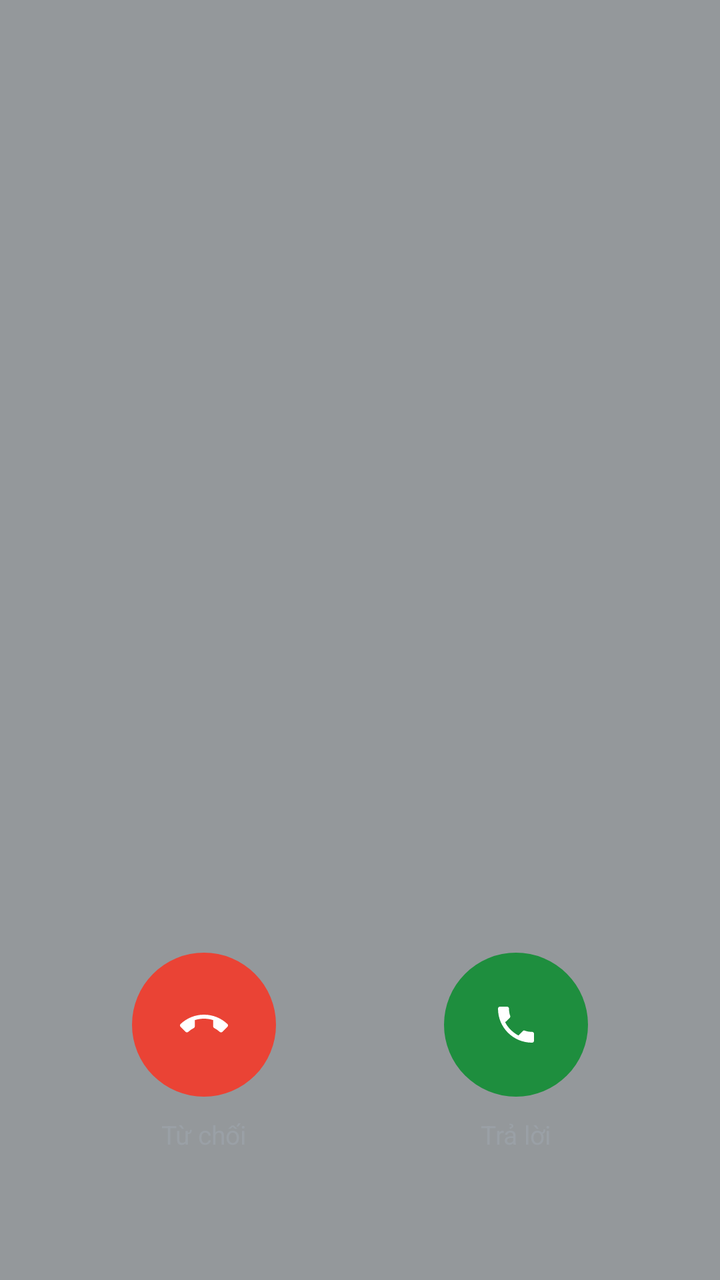
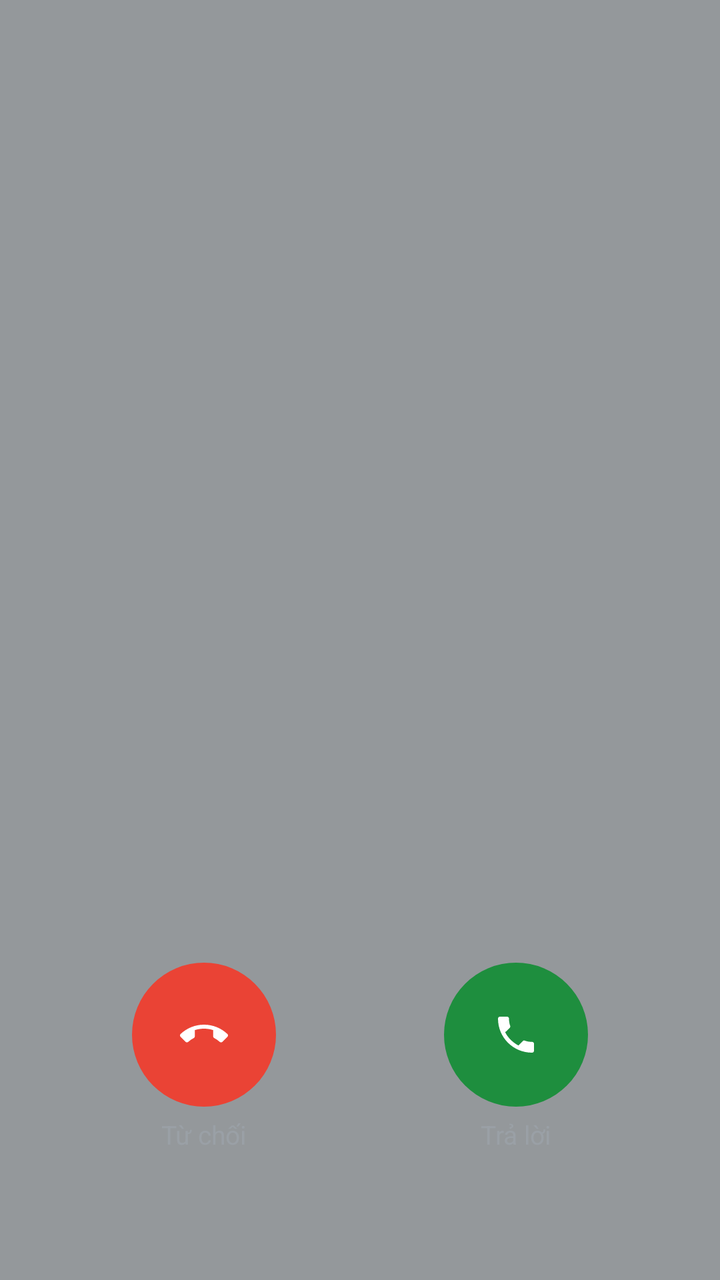

Before-and-after screenshots of an Android layout around one commit, followed by the original layout XML and the change that was made.
<!-- AndroidManifest.xml: activity theme Theme.SimpleCall.InCall -->
<!-- res/layout/activity_in_call.xml -->
<?xml version="1.0" encoding="utf-8"?>
<androidx.constraintlayout.widget.ConstraintLayout
    xmlns:android="http://schemas.android.com/apk/res/android"
    xmlns:app="http://schemas.android.com/apk/res-auto"
    android:layout_width="match_parent"
    android:layout_height="match_parent"
    android:background="@drawable/bg_incall_screen">


    
    <TextView android:id="@+id/tvCallerName"
        android:layout_width="0dp" android:layout_height="wrap_content"
        android:layout_marginTop="80dp"
        android:layout_marginStart="40dp" android:layout_marginEnd="40dp"
        android:gravity="center"
        android:textColor="@color/text_on_dark" android:textSize="28sp"
        android:fontFamily="sans-serif" android:singleLine="true"
        app:layout_constraintTop_toTopOf="parent"
        app:layout_constraintStart_toStartOf="parent"
        app:layout_constraintEnd_toEndOf="parent"/>

    
    <TextView android:id="@+id/tvCallerNumber"
        android:layout_width="0dp" android:layout_height="wrap_content"
        android:layout_marginTop="0dp"
        android:gravity="center"
        android:textColor="@color/text_on_dark" android:textSize="14sp"
        android:fontFamily="sans-serif"
        android:visibility="gone"
        app:layout_constraintTop_toBottomOf="@id/tvCallerName"
        app:layout_constraintStart_toStartOf="parent"
        app:layout_constraintEnd_toEndOf="parent"/>


    
    <FrameLayout android:id="@+id/llSimLine"
        android:layout_width="26dp" android:layout_height="26dp"
        android:layout_marginTop="6dp"
        android:visibility="gone"
        app:layout_constraintTop_toBottomOf="@id/tvCallerNumber"
        app:layout_constraintStart_toStartOf="parent"
        app:layout_constraintEnd_toEndOf="parent">

        <ImageView
            android:layout_width="30dp" android:layout_height="30dp"
            android:src="@drawable/ic_sim_card"
            android:tint="#9AA0A6" />

        <TextView android:id="@+id/tvSimBadge"
            android:layout_width="wrap_content" android:layout_height="wrap_content"
            android:layout_gravity="center"
            android:text="2"
            android:textSize="10sp"
            android:textStyle="bold"
            android:textColor="#FFFFFF"
            android:fontFamily="sans-serif-medium" />
    </FrameLayout>

    
    <LinearLayout android:id="@+id/llStatusLine"
        android:layout_width="wrap_content" android:layout_height="wrap_content"
        android:orientation="horizontal" android:gravity="center_vertical"
        android:layout_marginTop="6dp"
        app:layout_constraintTop_toBottomOf="@id/llSimLine"
        app:layout_constraintStart_toStartOf="parent"
        app:layout_constraintEnd_toEndOf="parent">

        <TextView android:id="@+id/tvHdBadge"
            android:layout_width="wrap_content" android:layout_height="18dp"
            android:paddingStart="4dp" android:paddingEnd="4dp"
            android:gravity="center" android:text="HD"
            android:textSize="10sp" android:textColor="#9AA0A6"
            android:background="@drawable/bg_hd_badge"
            android:layout_marginEnd="6dp"
            android:visibility="gone" />

        <TextView android:id="@+id/tvCallStatus"
            android:layout_width="wrap_content" android:layout_height="wrap_content"
            android:textColor="@color/text_on_dark" android:textSize="14sp"
            android:fontFamily="sans-serif" />
    </LinearLayout>

    
    <LinearLayout android:id="@+id/incomingControls"
        android:layout_width="0dp" android:layout_height="wrap_content"
        android:orientation="horizontal" android:gravity="center"
        android:layout_marginStart="24dp" android:layout_marginEnd="24dp"
        android:layout_marginBottom="64dp"
        app:layout_constraintBottom_toBottomOf="parent"
        app:layout_constraintStart_toStartOf="parent"
        app:layout_constraintEnd_toEndOf="parent">

        <LinearLayout android:layout_width="0dp" android:layout_height="wrap_content"
            android:layout_weight="1" android:orientation="vertical" android:gravity="center">
            <ImageButton android:id="@+id/btnDecline"
                android:layout_width="72dp" android:layout_height="72dp"
                android:background="@drawable/bg_decline_circle"
                android:src="@drawable/ic_call_end"
                android:contentDescription="@string/decline"/>
            <TextView android:layout_width="wrap_content" android:layout_height="wrap_content"
                android:text="Từ chối" android:textColor="#9AA0A6" android:textSize="13sp"
                android:layout_marginTop="10dp" android:fontFamily="sans-serif"/>
        </LinearLayout>

        <LinearLayout android:layout_width="0dp" android:layout_height="wrap_content"
            android:layout_weight="1" android:orientation="vertical" android:gravity="center">
            <ImageButton android:id="@+id/btnAnswer"
                android:layout_width="72dp" android:layout_height="72dp"
                android:background="@drawable/bg_call_circle"
                android:src="@drawable/ic_call"
                android:contentDescription="@string/answer"/>
            <TextView android:layout_width="wrap_content" android:layout_height="wrap_content"
                android:text="Trả lời" android:textColor="#9AA0A6" android:textSize="13sp"
                android:layout_marginTop="10dp" android:fontFamily="sans-serif"/>
        </LinearLayout>
    </LinearLayout>

    
    <LinearLayout android:id="@+id/activeControls"
        android:layout_width="0dp" android:layout_height="wrap_content"
        android:orientation="vertical" android:visibility="gone"
        android:layout_marginStart="16dp" android:layout_marginEnd="16dp"
        android:layout_marginBottom="40dp"
        app:layout_constraintBottom_toBottomOf="parent"
        app:layout_constraintStart_toStartOf="parent"
        app:layout_constraintEnd_toEndOf="parent">

        
        <LinearLayout android:layout_width="match_parent" android:layout_height="wrap_content"
            android:orientation="horizontal" android:gravity="center"
            android:layout_marginBottom="20dp">

            <LinearLayout android:layout_width="0dp" android:layout_height="wrap_content"
                android:layout_weight="1" android:orientation="vertical" android:gravity="center">
                <ImageButton android:id="@+id/btnRecord"
                    android:layout_width="match_parent" android:layout_height="138dp"
                    android:background="@android:color/transparent"
                    android:scaleType="fitXY"
                    android:tint="#9AA0A6"
                    android:src="@drawable/ic_record_dot"
                    android:contentDescription="@string/start_recording"/>
                <TextView android:id="@+id/tvRecordLabel"
                    android:layout_width="wrap_content" android:layout_height="wrap_content"
                    android:text="@string/start_recording" android:textColor="#9AA0A6" android:textSize="12sp"
                    android:layout_marginTop="3dp" android:fontFamily="sans-serif"/>
            </LinearLayout>

            <LinearLayout android:layout_width="0dp" android:layout_height="wrap_content"
                android:layout_weight="1" android:orientation="vertical" android:gravity="center">
                <ImageButton android:id="@+id/btnMute"
                    android:layout_width="match_parent" android:layout_height="138dp"
                    android:background="@android:color/transparent"
                    android:scaleType="fitXY"
                    android:tint="@color/text_on_dark"
                    android:src="@drawable/ic_mic_off"
                    android:contentDescription="Im lặng"/>
                <TextView android:id="@+id/tvMuteLabel"
                    android:layout_width="wrap_content" android:layout_height="wrap_content"
                    android:text="Im lặng" android:textColor="@color/text_on_dark" android:textSize="12sp"
                    android:layout_marginTop="3dp" android:fontFamily="sans-serif"/>
            </LinearLayout>

            <LinearLayout android:layout_width="0dp" android:layout_height="wrap_content"
                android:layout_weight="1" android:orientation="vertical" android:gravity="center">
                <ImageButton android:id="@+id/btnHold"
                    android:layout_width="match_parent" android:layout_height="138dp"
                    android:background="@android:color/transparent"
                    android:scaleType="fitXY"
                    android:tint="#9AA0A6"
                    android:src="@drawable/ic_call_hold"
                    android:contentDescription="@string/hold_call"/>
                <TextView android:id="@+id/tvHoldLabel"
                    android:layout_width="wrap_content" android:layout_height="wrap_content"
                    android:text="@string/hold_call" android:textColor="#9AA0A6" android:textSize="12sp"
                    android:layout_marginTop="3dp" android:fontFamily="sans-serif"/>
            </LinearLayout>
        </LinearLayout>

        
        <LinearLayout android:layout_width="match_parent" android:layout_height="wrap_content"
            android:orientation="horizontal" android:gravity="center"
            android:layout_marginBottom="24dp">

            <LinearLayout android:layout_width="0dp" android:layout_height="wrap_content"
                android:layout_weight="1" android:orientation="vertical" android:gravity="center">
                <ImageButton android:id="@+id/btnClarity"
                    android:layout_width="match_parent" android:layout_height="138dp"
                    android:background="@android:color/transparent"
                    android:scaleType="fitXY"
                    android:tint="#9AA0A6"
                    android:src="@drawable/ic_call_clarity"
                    android:contentDescription="@string/call_clarity"/>
                <TextView android:id="@+id/tvClarityLabel"
                    android:layout_width="wrap_content" android:layout_height="wrap_content"
                    android:text="@string/call_clarity" android:textColor="#9AA0A6" android:textSize="12sp"
                    android:layout_marginTop="3dp" android:fontFamily="sans-serif"/>
            </LinearLayout>

            <LinearLayout android:layout_width="0dp" android:layout_height="wrap_content"
                android:layout_weight="1" android:orientation="vertical" android:gravity="center">
                <ImageButton android:id="@+id/btnAddCall"
                    android:layout_width="match_parent" android:layout_height="138dp"
                    android:background="@android:color/transparent"
                    android:scaleType="fitXY"
                    android:tint="#9AA0A6"
                    android:src="@drawable/ic_add"
                    android:contentDescription="@string/add_call"/>
                <TextView android:layout_width="wrap_content" android:layout_height="wrap_content"
                    android:text="@string/add_call" android:textColor="#9AA0A6" android:textSize="12sp"
                    android:layout_marginTop="3dp" android:fontFamily="sans-serif"/>
            </LinearLayout>

            <LinearLayout android:layout_width="0dp" android:layout_height="wrap_content"
                android:layout_weight="1" android:orientation="vertical" android:gravity="center">
                <ImageButton android:id="@+id/btnMore"
                    android:layout_width="match_parent" android:layout_height="138dp"
                    android:background="@android:color/transparent"
                    android:scaleType="fitXY"
                    android:tint="@color/text_on_dark"
                    android:src="@drawable/ic_expand_more"
                    android:contentDescription="@string/more_options"/>
                <TextView android:layout_width="wrap_content" android:layout_height="wrap_content"
                    android:text="@string/more_options" android:textColor="@color/text_on_dark" android:textSize="12sp"
                    android:layout_marginTop="3dp" android:fontFamily="sans-serif"/>
            </LinearLayout>
        </LinearLayout>

        
        <GridLayout android:id="@+id/dtmfPanel"
            android:layout_width="match_parent" android:layout_height="wrap_content"
            android:columnCount="3" android:rowCount="4"
            android:visibility="gone"
            android:layout_marginBottom="16dp">

            <androidx.appcompat.widget.AppCompatButton style="@style/KeyBtn" android:text="1" android:tag="1" android:textColor="@color/text_on_dark"/>
            <androidx.appcompat.widget.AppCompatButton style="@style/KeyBtn" android:text="2" android:tag="2" android:textColor="@color/text_on_dark"/>
            <androidx.appcompat.widget.AppCompatButton style="@style/KeyBtn" android:text="3" android:tag="3" android:textColor="@color/text_on_dark"/>
            <androidx.appcompat.widget.AppCompatButton style="@style/KeyBtn" android:text="4" android:tag="4" android:textColor="@color/text_on_dark"/>
            <androidx.appcompat.widget.AppCompatButton style="@style/KeyBtn" android:text="5" android:tag="5" android:textColor="@color/text_on_dark"/>
            <androidx.appcompat.widget.AppCompatButton style="@style/KeyBtn" android:text="6" android:tag="6" android:textColor="@color/text_on_dark"/>
            <androidx.appcompat.widget.AppCompatButton style="@style/KeyBtn" android:text="7" android:tag="7" android:textColor="@color/text_on_dark"/>
            <androidx.appcompat.widget.AppCompatButton style="@style/KeyBtn" android:text="8" android:tag="8" android:textColor="@color/text_on_dark"/>
            <androidx.appcompat.widget.AppCompatButton style="@style/KeyBtn" android:text="9" android:tag="9" android:textColor="@color/text_on_dark"/>
            <androidx.appcompat.widget.AppCompatButton style="@style/KeyBtn" android:text="*" android:tag="*" android:textColor="@color/text_on_dark"/>
            <androidx.appcompat.widget.AppCompatButton style="@style/KeyBtn" android:text="0" android:tag="0" android:textColor="@color/text_on_dark"/>
            <androidx.appcompat.widget.AppCompatButton style="@style/KeyBtn" android:text="#" android:tag="#" android:textColor="@color/text_on_dark"/>
        </GridLayout>

        
        <LinearLayout android:layout_width="match_parent" android:layout_height="wrap_content"
            android:orientation="horizontal" android:gravity="center">

            <LinearLayout android:layout_width="0dp" android:layout_height="wrap_content"
                android:layout_weight="1" android:orientation="vertical" android:gravity="center">
                <ImageButton android:id="@+id/btnSpeaker"
                    android:layout_width="108dp" android:layout_height="108dp"
                    android:background="@android:color/transparent"
                    android:scaleType="center"
                    android:tint="@color/text_on_dark"
                    android:src="@drawable/ic_volume_up"
                    android:contentDescription="@string/speaker"/>
                <TextView android:id="@+id/tvSpeakerLabel"
                    android:layout_width="wrap_content" android:layout_height="wrap_content"
                    android:text="Loa ngoài" android:textColor="#9AA0A6" android:textSize="12sp"
                    android:layout_marginTop="6dp" android:fontFamily="sans-serif"
                    android:visibility="gone"/>
            </LinearLayout>

            <LinearLayout android:layout_width="0dp" android:layout_height="wrap_content"
                android:layout_weight="1" android:orientation="vertical" android:gravity="center">
                <ImageButton android:id="@+id/btnEndCall"
                    android:layout_width="72dp" android:layout_height="72dp"
                    android:background="@drawable/bg_decline_circle"
                    android:src="@drawable/ic_call_end"
                    android:contentDescription="@string/end_call"/>
                <TextView android:layout_width="wrap_content" android:layout_height="wrap_content"
                    android:text="Kết thúc" android:textColor="#9AA0A6" android:textSize="13sp"
                    android:layout_marginTop="10dp" android:fontFamily="sans-serif"
                    android:visibility="gone"/>
            </LinearLayout>

            <LinearLayout android:layout_width="0dp" android:layout_height="wrap_content"
                android:layout_weight="1" android:orientation="vertical" android:gravity="center">
                <ImageButton android:id="@+id/btnDtmf"
                    android:layout_width="72dp" android:layout_height="72dp"
                    android:background="@android:color/transparent"
                    android:src="@drawable/ic_dialpad"
                    android:contentDescription="Bàn phím"/>
                <TextView android:layout_width="wrap_content" android:layout_height="wrap_content"
                    android:text="Bàn phím" android:textColor="#9AA0A6" android:textSize="12sp"
                    android:layout_marginTop="6dp" android:fontFamily="sans-serif"
                    android:visibility="gone"/>
            </LinearLayout>
        </LinearLayout>
    </LinearLayout>

</androidx.constraintlayout.widget.ConstraintLayout>
<!-- resources referenced by this layout -->
<resources>
  <color name="text_on_dark">#E8EAED</color>
  <!-- drawable bg_call_circle (drawable) -->
  <?xml version="1.0" encoding="utf-8"?>
  <ripple xmlns:android="http://schemas.android.com/apk/res/android"
      android:color="#331E8E3E">
      <item>
          <shape android:shape="oval">
              <solid android:color="@color/btn_call" />
          </shape>
      </item>
  </ripple>
  <!-- drawable bg_decline_circle (drawable) -->
  <?xml version="1.0" encoding="utf-8"?>
  <ripple xmlns:android="http://schemas.android.com/apk/res/android"
      android:color="#33EA4335">
      <item>
          <shape android:shape="oval">
              <solid android:color="@color/btn_decline" />
          </shape>
      </item>
  </ripple>
  <!-- drawable bg_hd_badge (drawable) -->
  <?xml version="1.0" encoding="utf-8"?>
  <shape xmlns:android="http://schemas.android.com/apk/res/android"
      android:shape="rectangle">
      <stroke android:width="1.2dp" android:color="@color/call_log_muted" />
      <corners android:radius="3dp" />
      <solid android:color="@android:color/transparent" />
  </shape>
  <!-- drawable bg_incall_screen (drawable) -->
  <?xml version="1.0" encoding="utf-8"?>
  <shape xmlns:android="http://schemas.android.com/apk/res/android"
      android:shape="rectangle">
      <solid android:color="#94989B" />
  </shape>
  <!-- drawable ic_call_hold (drawable) -->
  <?xml version="1.0" encoding="utf-8"?>
  <vector xmlns:android="http://schemas.android.com/apk/res/android"
      android:width="24dp" android:height="24dp"
      android:viewportWidth="24" android:viewportHeight="24">
      <path android:fillColor="@color/text_on_dark"
          android:pathData="M8,6 L11,6 L11,18 L8,18 Z M13,6 L16,6 L16,18 L13,18 Z"/>
  </vector>
  <!-- drawable ic_expand_more (drawable) -->
  <?xml version="1.0" encoding="utf-8"?>
  <vector xmlns:android="http://schemas.android.com/apk/res/android"
      android:width="24dp" android:height="24dp"
      android:viewportWidth="24" android:viewportHeight="24">
      <path android:fillColor="@color/text_on_dark"
          android:pathData="M16.59,8.59L12,13.17 7.41,8.59 6,10l6,6 6,-6z"/>
  </vector>
  <!-- drawable ic_sim_card (drawable) -->
  <?xml version="1.0" encoding="utf-8"?>
  <vector xmlns:android="http://schemas.android.com/apk/res/android"
      android:width="24dp" android:height="24dp"
      android:viewportWidth="24" android:viewportHeight="24">
      <path android:fillColor="#FFFFFF"
          android:pathData="M17,2H7C5.9,2 5,2.9 5,4v16c0,1.1 0.9,2 2,2h10c1.1,0 2,-0.9 2,-2V6l-4,-4zM17,20H7V4h9v3h3v13z"/>
  </vector>
  <string name="add_call">Thêm cuộc gọi</string>
  <string name="answer">Trả lời</string>
  <string name="call_clarity">Gọi rõ ràng</string>
  <string name="decline">Từ chối</string>
  <string name="end_call">Kết thúc</string>
  <string name="hold_call">Giữ</string>
  <string name="more_options">Thêm</string>
  <string name="speaker">Loa ngoài</string>
  <string name="start_recording">Bắt đầu ghi âm</string>
  <style name="Theme.SimpleCall.InCall" parent="Theme.MaterialComponents.NoActionBar">
          <item name="android:windowBackground">@color/incall_bg</item>
          <item name="android:statusBarColor">@color/incall_bg</item>
          <item name="android:navigationBarColor">@color/incall_bg</item>
          <item name="android:windowLightStatusBar" tools:targetApi="23">false</item>
      </style>
  <color name="btn_call">#1E8E3E</color>
  <color name="btn_decline">#EA4335</color>
  <color name="call_log_muted">#6E7176</color>
  <color name="text_secondary">#9AA0A6</color>
  <color name="text_primary">#E8EAED</color>
  <!-- drawable bg_key (drawable) -->
  <?xml version="1.0" encoding="utf-8"?>
  <ripple xmlns:android="http://schemas.android.com/apk/res/android"
      android:color="@color/key_ripple">
      <item>
          <shape android:shape="oval">
              <solid android:color="@android:color/transparent" />
          </shape>
      </item>
  </ripple>
  <color name="incall_bg">#3A3A3C</color>
  <color name="key_ripple">#22FFFFFF</color>
  <!-- unchanged entries left out for length: 9 -->
</resources>

<!-- the commit's change to res/layout/activity_in_call.xml (unified diff, before → after) -->
@@ -10,7 +10,7 @@
     
     <TextView android:id="@+id/tvCallerName"
         android:layout_width="0dp" android:layout_height="wrap_content"
-        android:layout_marginTop="80dp"
+        android:layout_marginTop="160dp"
         android:layout_marginStart="40dp" android:layout_marginEnd="40dp"
         android:gravity="center"
         android:textColor="@color/text_on_dark" android:textSize="28sp"
@@ -99,7 +99,7 @@
                 android:contentDescription="@string/decline"/>
             <TextView android:layout_width="wrap_content" android:layout_height="wrap_content"
                 android:text="Từ chối" android:textColor="#9AA0A6" android:textSize="13sp"
-                android:layout_marginTop="10dp" android:fontFamily="sans-serif"/>
+                android:layout_marginTop="5dp" android:fontFamily="sans-serif"/>
         </LinearLayout>
 
         <LinearLayout android:layout_width="0dp" android:layout_height="wrap_content"
@@ -111,7 +111,7 @@
                 android:contentDescription="@string/answer"/>
             <TextView android:layout_width="wrap_content" android:layout_height="wrap_content"
                 android:text="Trả lời" android:textColor="#9AA0A6" android:textSize="13sp"
-                android:layout_marginTop="10dp" android:fontFamily="sans-serif"/>
+                android:layout_marginTop="5dp" android:fontFamily="sans-serif"/>
         </LinearLayout>
     </LinearLayout>
 
@@ -142,7 +142,7 @@
                 <TextView android:id="@+id/tvRecordLabel"
                     android:layout_width="wrap_content" android:layout_height="wrap_content"
                     android:text="@string/start_recording" android:textColor="#9AA0A6" android:textSize="12sp"
-                    android:layout_marginTop="3dp" android:fontFamily="sans-serif"/>
+                    android:layout_marginTop="1dp" android:fontFamily="sans-serif"/>
             </LinearLayout>
 
             <LinearLayout android:layout_width="0dp" android:layout_height="wrap_content"
@@ -157,7 +157,7 @@
                 <TextView android:id="@+id/tvMuteLabel"
                     android:layout_width="wrap_content" android:layout_height="wrap_content"
                     android:text="Im lặng" android:textColor="@color/text_on_dark" android:textSize="12sp"
-                    android:layout_marginTop="3dp" android:fontFamily="sans-serif"/>
+                    android:layout_marginTop="1dp" android:fontFamily="sans-serif"/>
             </LinearLayout>
 
             <LinearLayout android:layout_width="0dp" android:layout_height="wrap_content"
@@ -172,7 +172,7 @@
                 <TextView android:id="@+id/tvHoldLabel"
                     android:layout_width="wrap_content" android:layout_height="wrap_content"
                     android:text="@string/hold_call" android:textColor="#9AA0A6" android:textSize="12sp"
-                    android:layout_marginTop="3dp" android:fontFamily="sans-serif"/>
+                    android:layout_marginTop="1dp" android:fontFamily="sans-serif"/>
             </LinearLayout>
         </LinearLayout>
 
@@ -193,7 +193,7 @@
                 <TextView android:id="@+id/tvClarityLabel"
                     android:layout_width="wrap_content" android:layout_height="wrap_content"
                     android:text="@string/call_clarity" android:textColor="#9AA0A6" android:textSize="12sp"
-                    android:layout_marginTop="3dp" android:fontFamily="sans-serif"/>
+                    android:layout_marginTop="1dp" android:fontFamily="sans-serif"/>
             </LinearLayout>
 
             <LinearLayout android:layout_width="0dp" android:layout_height="wrap_content"
@@ -207,7 +207,7 @@
                     android:contentDescription="@string/add_call"/>
                 <TextView android:layout_width="wrap_content" android:layout_height="wrap_content"
                     android:text="@string/add_call" android:textColor="#9AA0A6" android:textSize="12sp"
-                    android:layout_marginTop="3dp" android:fontFamily="sans-serif"/>
+                    android:layout_marginTop="1dp" android:fontFamily="sans-serif"/>
             </LinearLayout>
 
             <LinearLayout android:layout_width="0dp" android:layout_height="wrap_content"
@@ -221,7 +221,7 @@
                     android:contentDescription="@string/more_options"/>
                 <TextView android:layout_width="wrap_content" android:layout_height="wrap_content"
                     android:text="@string/more_options" android:textColor="@color/text_on_dark" android:textSize="12sp"
-                    android:layout_marginTop="3dp" android:fontFamily="sans-serif"/>
+                    android:layout_marginTop="1dp" android:fontFamily="sans-serif"/>
             </LinearLayout>
         </LinearLayout>
 
@@ -262,7 +262,7 @@
                 <TextView android:id="@+id/tvSpeakerLabel"
                     android:layout_width="wrap_content" android:layout_height="wrap_content"
                     android:text="Loa ngoài" android:textColor="#9AA0A6" android:textSize="12sp"
-                    android:layout_marginTop="6dp" android:fontFamily="sans-serif"
+                    android:layout_marginTop="3dp" android:fontFamily="sans-serif"
                     android:visibility="gone"/>
             </LinearLayout>
 
@@ -288,7 +288,7 @@
                     android:contentDescription="Bàn phím"/>
                 <TextView android:layout_width="wrap_content" android:layout_height="wrap_content"
                     android:text="Bàn phím" android:textColor="#9AA0A6" android:textSize="12sp"
-                    android:layout_marginTop="6dp" android:fontFamily="sans-serif"
+                    android:layout_marginTop="3dp" android:fontFamily="sans-serif"
                     android:visibility="gone"/>
             </LinearLayout>
         </LinearLayout>
